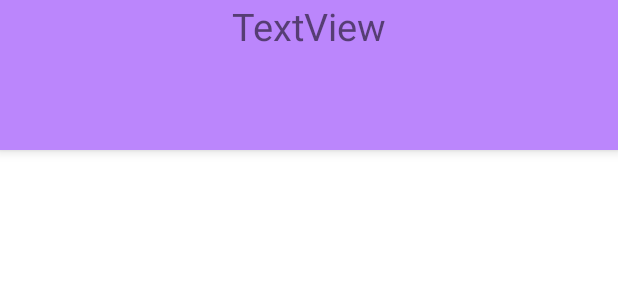
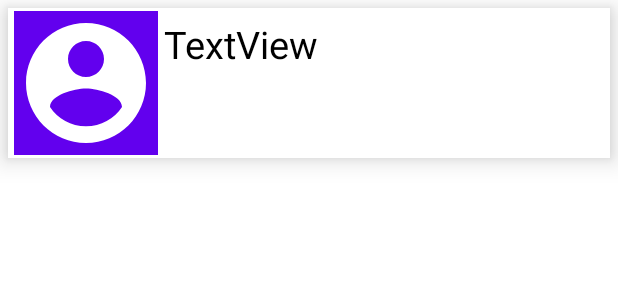
Before and after one commit to Dephit/GitHubUsers, an Android app: the layout user_view.xml on its own in the app's theme, with its tools: preview values and no code run, on a phone screen of 412 x 824 dp. Shown: the top 300 px of the screen. Run offline under Robolectric (Android 15) with nearby library versions, the phone set to English and light mode, and no system bars.

Commit message:
user list is done

```diff
--- a/app/src/main/java/com/example/githubuserlistapp/GitHubApi.kt
+++ b/app/src/main/java/com/example/githubuserlistapp/GitHubApi.kt
@@ -1,13 +1,12 @@
 package com.example.githubuserlistapp
 
 import io.reactivex.rxjava3.core.Observable
-import retrofit2.http.GET
-import retrofit2.http.Path
-import retrofit2.http.Query
+import retrofit2.http.*
 
 interface GitHubApi{
 
     @GET(value = "/users")
+    @Headers("Authorization: Bearer 5f3dad83d39a2c66f0dc5e75035878ca6564f70a")
     fun getUserList(
         @Query("since")  since: String
     ):Observable<List<UserInList>>
--- a/app/src/main/java/com/example/githubuserlistapp/SplashFragment.kt
+++ b/app/src/main/java/com/example/githubuserlistapp/LoadingFragment.kt
@@ -6,7 +6,7 @@ import android.view.View
 import android.view.ViewGroup
 import androidx.fragment.app.Fragment
 
-class SplashFragment : Fragment() {
+class LoadingFragment : Fragment() {
 
     override fun onCreateView(
         inflater: LayoutInflater, container: ViewGroup?,
@@ -16,6 +16,6 @@ class SplashFragment : Fragment() {
     }
 
     companion object {
-        fun newInstance() = SplashFragment()
+        fun newInstance() = LoadingFragment()
     }
 }
--- a/app/src/main/java/com/example/githubuserlistapp/UserListAdapter.kt
+++ b/app/src/main/java/com/example/githubuserlistapp/UserListAdapter.kt
@@ -35,7 +35,7 @@ class UserListAdapter: RecyclerView.Adapter<UserViewHolder>(){
 
     override fun onCreateViewHolder(parent: ViewGroup, viewType: Int): UserViewHolder {
         return UserViewHolder(
-            itemView = LayoutInflater.from(parent.context).inflate(R.layout.user_view, null)
+            itemView = LayoutInflater.from(parent.context).inflate(R.layout.user_view, parent, false)
         )
     }
 
--- /dev/null
+++ b/app/src/main/res/color/text_color.xml
@@ -0,0 +1,5 @@
+<?xml version="1.0" encoding="utf-8"?>
+<selector xmlns:android="http://schemas.android.com/apk/res/android">
+    <item android:state_pressed="true" android:color="@color/white"/>
+    <item android:state_pressed="false" android:color="@color/black"/>
+</selector>
--- /dev/null
+++ b/app/src/main/res/drawable/ic_baseline_account_circle_24.xml
@@ -0,0 +1,5 @@
+<vector android:height="24dp" android:tint="#FFFFFF"
+    android:viewportHeight="24" android:viewportWidth="24"
+    android:width="24dp" xmlns:android="http://schemas.android.com/apk/res/android">
+    <path android:fillColor="@android:color/white" android:pathData="M12,2C6.48,2 2,6.48 2,12s4.48,10 10,10 10,-4.48 10,-10S17.52,2 12,2zM12,5c1.66,0 3,1.34 3,3s-1.34,3 -3,3 -3,-1.34 -3,-3 1.34,-3 3,-3zM12,19.2c-2.5,0 -4.71,-1.28 -6,-3.22 0.03,-1.99 4,-3.08 6,-3.08 1.99,0 5.97,1.09 6,3.08 -1.29,1.94 -3.5,3.22 -6,3.22z"/>
+</vector>
--- /dev/null
+++ b/app/src/main/res/drawable/image_placeholder.xml
@@ -0,0 +1,6 @@
+<?xml version="1.0" encoding="utf-8"?>
+<layer-list xmlns:android="http://schemas.android.com/apk/res/android">
+    <item android:drawable="@color/purple_500">
+    </item>
+    <item android:drawable="@drawable/ic_baseline_account_circle_24"/>
+</layer-list>
--- a/app/src/main/res/drawable/user_view_bg.xml
+++ b/app/src/main/res/drawable/user_view_bg.xml
@@ -1,7 +1,7 @@
 <?xml version="1.0" encoding="utf-8"?>
 <selector xmlns:android="http://schemas.android.com/apk/res/android">
     <item android:state_pressed="false">
-        <color android:color="@color/purple_200"/>
+        <color android:color="@color/white"/>
     </item>
     <item android:state_pressed="true">
         <color android:color="@color/purple_500"/>
--- a/app/src/main/res/layout/list_view.xml
+++ b/app/src/main/res/layout/list_view.xml
@@ -8,8 +8,8 @@
 
     <androidx.recyclerview.widget.RecyclerView
         android:id="@+id/recycler_view"
-        android:layout_width="match_parent"
-        android:layout_height="match_parent"
+        android:layout_width="0dp"
+        android:layout_height="0dp"
         app:layout_constraintBottom_toBottomOf="parent"
         app:layout_constraintEnd_toEndOf="parent"
         app:layout_constraintHorizontal_bias="0.5"
--- a/app/src/main/res/layout/user_view.xml
+++ b/app/src/main/res/layout/user_view.xml
@@ -1,22 +1,41 @@
 <?xml version="1.0" encoding="utf-8"?>
 <androidx.constraintlayout.widget.ConstraintLayout xmlns:android="http://schemas.android.com/apk/res/android"
     xmlns:app="http://schemas.android.com/apk/res-auto"
-    xmlns:tools="http://schemas.android.com/tools"
     android:layout_width="match_parent"
-    android:layout_height="wrap_content"
+    android:layout_height="100dp"
+    android:layout_margin="5dp"
     android:background="@drawable/user_view_bg"
     android:clickable="true"
-    android:elevation="5dp">
+    android:elevation="10dp"
+    android:focusable="true">
+
+    <ImageView
+        android:id="@+id/user_avatar"
+        android:layout_width="100dp"
+        android:layout_height="0dp"
+        android:layout_margin="2dp"
+        app:layout_constraintBottom_toBottomOf="parent"
+        app:layout_constraintEnd_toEndOf="parent"
+        app:layout_constraintHorizontal_bias="0.0"
+        app:layout_constraintStart_toStartOf="parent"
+        app:layout_constraintTop_toTopOf="parent"
+        app:srcCompat="@drawable/image_placeholder" />
 
     <TextView
         android:id="@+id/id_text"
-        android:layout_width="wrap_content"
-        android:layout_height="100dp"
+        android:layout_width="0dp"
+        android:layout_height="wrap_content"
+        android:layout_marginStart="2dp"
+        android:layout_marginEnd="2dp"
+        android:ellipsize="end"
+        android:lines="1"
         android:text="TextView"
+        android:textColor="@color/text_color"
         android:textSize="25sp"
         app:layout_constraintBottom_toBottomOf="parent"
         app:layout_constraintEnd_toEndOf="parent"
         app:layout_constraintHorizontal_bias="0.5"
-        app:layout_constraintStart_toStartOf="parent"
-        app:layout_constraintTop_toTopOf="parent" />
+        app:layout_constraintStart_toEndOf="@+id/user_avatar"
+        app:layout_constraintTop_toTopOf="parent"
+        app:layout_constraintVertical_bias="0.1" />
 </androidx.constraintlayout.widget.ConstraintLayout>
```
Also changed, not shown: app/src/main/java/com/example/githubuserlistapp/ErrorFragment.kt (+0 -20 lines), app/src/main/java/com/example/githubuserlistapp/ListFragment.kt (added, +19 -0 lines), app/src/main/java/com/example/githubuserlistapp/LoginViewModel.kt (+6 -5 lines), app/src/main/java/com/example/githubuserlistapp/MainActivity.kt (+40 -32 lines), app/src/main/java/com/example/githubuserlistapp/UserViewHolder.kt (+10 -1 lines), app/src/main/res/layout/activity_main.xml (+2 -12 lines).
